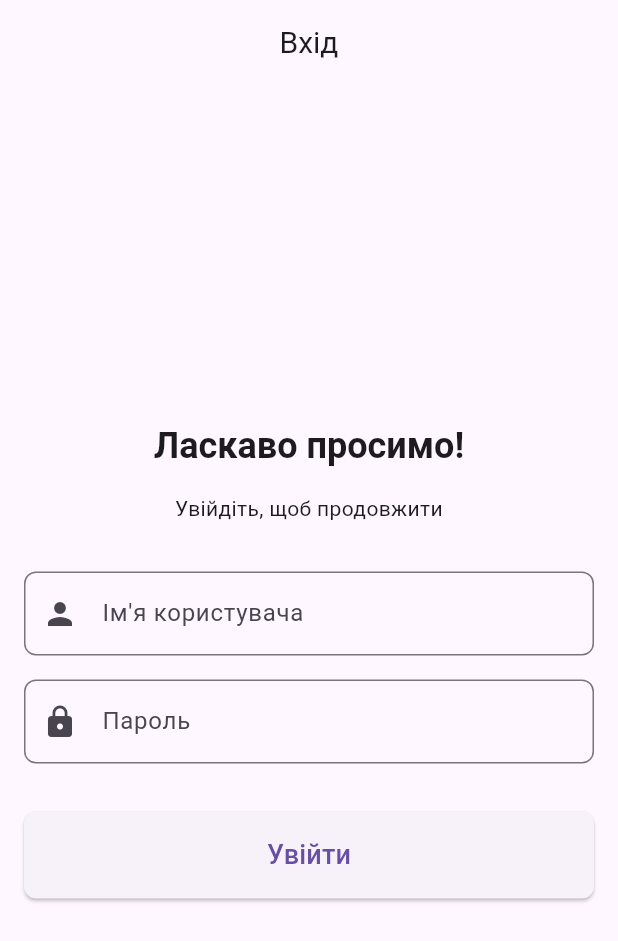
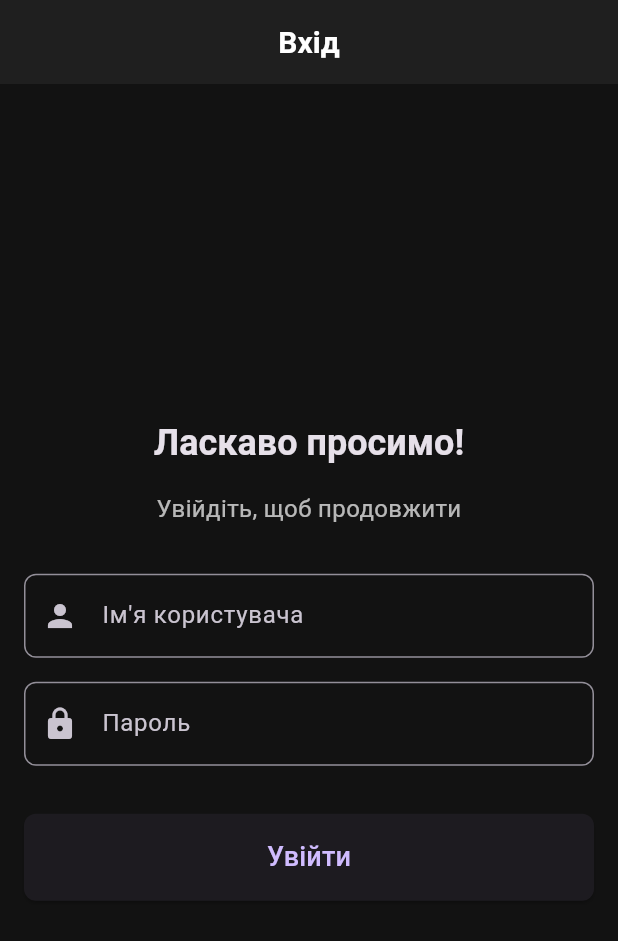
Before and after one commit to maksymkevpanych/kursova2, a Flutter app: the screen it shows after launch, on a phone screen of 412 x 824 dp. Shown: the top 941 px of the screen. Run offline on Flutter 3.47's test engine with Material 3 defaults, Android fonts, the light colour scheme and no system bars; our stand-ins replace shared_preferences.

Commit message:
added design,moved url to constants.dart

```diff
--- /dev/null
+++ b/lib/constants.dart
@@ -0,0 +1,2 @@
+//const String apiUrl = 'http://localhost/kursach/index.php'; // For Chrome debugging
+const String apiUrl = 'http://10.0.2.2/kursach/index.php'; // For Android Emulator
--- /dev/null
+++ b/lib/login_screen.dart
@@ -0,0 +1,140 @@
+import 'package:flutter/material.dart';
+import 'package:kursova2/constants.dart';
+import 'package:shared_preferences/shared_preferences.dart';
+import 'rpc_service.dart';
+import 'warehouses_screen.dart';
+
+class LoginScreen extends StatefulWidget {
+  const LoginScreen({super.key});
+
+  @override
+  State<LoginScreen> createState() => _LoginScreenState();
+}
+
+class _LoginScreenState extends State<LoginScreen> {
+  final rpc = RpcService(url: apiUrl); // Використовуємо константу
+
+  final TextEditingController _usernameController = TextEditingController();
+  final TextEditingController _passwordController = TextEditingController();
+
+  Future<void> login() async {
+    final username = _usernameController.text.trim();
+    final password = _passwordController.text.trim();
+
+    final response = await rpc.sendRequest(
+      method: 'User->login',
+      params: {
+        'username': username,
+        'password': password,
+      },
+      sessionKey: 'login',
+      id: 1,
+    );
+
+    if (response != null && response['result'] != null) {
+      final sessionKey = response['result']['response'];
+      print('Login success: $sessionKey');
+
+      final prefs = await SharedPreferences.getInstance();
+      await prefs.setString('session_key', sessionKey);
+
+      // Перехід на новий екран
+      if (context.mounted) {
+        Navigator.pushReplacement(
+          context,
+          MaterialPageRoute(builder: (context) => const WarehousesScreen()),
+        );
+      }
+    } else {
+      print('Login failed: ${response?['error'] ?? 'Unknown error'}');
+
+      // Показати помилку
+      if (context.mounted) {
+        showDialog(
+          context: context,
+          builder: (context) => AlertDialog(
+            title: const Text('Login Failed'),
+            content: Text('${response?['error'] ?? 'Unknown error'}'),
+            actions: [
+              TextButton(
+                onPressed: () => Navigator.pop(context),
+                child: const Text('OK'),
+              ),
+            ],
+          ),
+        );
+      }
+    }
+  }
+
+  @override
+  Widget build(BuildContext context) {
+    final theme = Theme.of(context);
+
+    return Scaffold(
+      appBar: AppBar(
+        title: const Text('Вхід', style: TextStyle(fontSize: 20)),
+        centerTitle: true,
+      ),
+      body: Center(
+        child: SingleChildScrollView(
+          padding: const EdgeInsets.all(16.0),
+          child: Column(
+            mainAxisAlignment: MainAxisAlignment.center,
+            crossAxisAlignment: CrossAxisAlignment.stretch,
+            children: [
+              Text(
+                'Ласкаво просимо!',
+                style: theme.textTheme.headlineSmall?.copyWith(fontWeight: FontWeight.bold),
+                textAlign: TextAlign.center,
+              ),
+              const SizedBox(height: 16),
+              Text(
+                'Увійдіть, щоб продовжити',
+                style: theme.textTheme.bodyMedium,
+                textAlign: TextAlign.center,
+              ),
+              const SizedBox(height: 32),
+              TextField(
+                controller: _usernameController,
+                decoration: InputDecoration(
+                  labelText: 'Ім\'я користувача',
+                  border: OutlineInputBorder(
+                    borderRadius: BorderRadius.circular(8.0),
+                  ),
+                  prefixIcon: const Icon(Icons.person),
+                ),
+              ),
+              const SizedBox(height: 16),
+              TextField(
+                controller: _passwordController,
+                decoration: InputDecoration(
+                  labelText: 'Пароль',
+                  border: OutlineInputBorder(
+                    borderRadius: BorderRadius.circular(8.0),
+                  ),
+                  prefixIcon: const Icon(Icons.lock),
+                ),
+                obscureText: true,
+              ),
+              const SizedBox(height: 32),
+              ElevatedButton(
+                onPressed: login,
+                style: ElevatedButton.styleFrom(
+                  padding: const EdgeInsets.symmetric(vertical: 16.0),
+                  shape: RoundedRectangleBorder(
+                    borderRadius: BorderRadius.circular(8.0),
+                  ),
+                ),
+                child: const Text(
+                  'Увійти',
+                  style: TextStyle(fontSize: 18),
+                ),
+              ),
+            ],
+          ),
+        ),
+      ),
+    );
+  }
+}
--- a/lib/main.dart
+++ b/lib/main.dart
@@ -1,7 +1,5 @@
 import 'package:flutter/material.dart';
-import 'package:shared_preferences/shared_preferences.dart';
-import 'rpc_service.dart';
-import 'warehouses_screen.dart'; // новий екран
+import 'login_screen.dart'; // Імпортуємо екран входу
 
 void main() {
   runApp(const MyApp());
@@ -14,143 +12,20 @@ class MyApp extends StatelessWidget {
   Widget build(BuildContext context) {
     return MaterialApp(
       title: 'RPC Login Demo',
-      home: LoginScreen(),
+      theme: ThemeData(
+        brightness: Brightness.dark, // Темний режим
+        primarySwatch: Colors.blueGrey,
+        scaffoldBackgroundColor: const Color(0xFF121212), // Темний фон
+        textTheme: const TextTheme(
+          headlineSmall: TextStyle(fontFamily: 'Roboto', fontSize: 24, fontWeight: FontWeight.bold),
+          bodyMedium: TextStyle(fontFamily: 'Roboto', fontSize: 16, color: Colors.white70),
+        ),
+        appBarTheme: const AppBarTheme(
+          backgroundColor: Color(0xFF1F1F1F), // Темний фон AppBar
+          titleTextStyle: TextStyle(fontFamily: 'Roboto', fontSize: 20, fontWeight: FontWeight.bold),
+        ),
+      ),
+      home: const LoginScreen(), // Використовуємо екран входу
     );
   }
 }
-
-class LoginScreen extends StatefulWidget {
-  LoginScreen({super.key});
-
-  @override
-  State<LoginScreen> createState() => _LoginScreenState();
-}
-
-class _LoginScreenState extends State<LoginScreen> {
-  final rpc = RpcService(url: 'http://localhost/kursach/index.php');
-
-  final TextEditingController _usernameController = TextEditingController();
-  final TextEditingController _passwordController = TextEditingController();
-
-  Future<void> login() async {
-    final username = _usernameController.text.trim();
-    final password = _passwordController.text.trim();
-
-    final response = await rpc.sendRequest(
-      method: 'User->login',
-      params: {
-        'username': username,
-        'password': password,
-      },
-      sessionKey: 'login',
-      id: 1,
-    );
-
-    if (response != null && response['result'] != null) {
-      final sessionKey = response['result']['response'];
-      print('Login success: $sessionKey');
-
-      final prefs = await SharedPreferences.getInstance();
-      await prefs.setString('session_key', sessionKey);
-
-      // Перехід на новий екран
-      if (context.mounted) {
-        Navigator.pushReplacement(
-          context,
-          MaterialPageRoute(builder: (context) => const WarehousesScreen()),
-        );
-      }
-    } else {
-      print('Login failed: ${response?['error'] ?? 'Unknown error'}');
-
-      // Показати помилку
-      if (context.mounted) {
-        showDialog(
-          context: context,
-          builder: (context) => AlertDialog(
-            title: const Text('Login Failed'),
-            content: Text('${response?['error'] ?? 'Unknown error'}'),
-            actions: [
-              TextButton(
-                onPressed: () => Navigator.pop(context),
-                child: const Text('OK'),
-              ),
-            ],
-          ),
-        );
-      }
-    }
-  }
-
-  @override
-  Widget build(BuildContext context) {
-    final theme = Theme.of(context);
-
-    return Scaffold(
-      appBar: AppBar(
-        title: const Text('Вхід', style: TextStyle(fontSize: 20)),
-        centerTitle: true,
-      ),
-      body: Center(
-        child: SingleChildScrollView(
-          padding: const EdgeInsets.all(16.0),
-          child: Column(
-            mainAxisAlignment: MainAxisAlignment.center,
-            crossAxisAlignment: CrossAxisAlignment.stretch,
-            children: [
-              Text(
-                'Ласкаво просимо!',
-                style: theme.textTheme.headlineSmall?.copyWith(fontWeight: FontWeight.bold),
-                textAlign: TextAlign.center,
-              ),
-              const SizedBox(height: 16),
-              Text(
-                'Увійдіть, щоб продовжити',
-                style: theme.textTheme.bodyMedium,
-                textAlign: TextAlign.center,
-              ),
-              const SizedBox(height: 32),
-              TextField(
-                controller: _usernameController,
-                decoration: InputDecoration(
-                  labelText: 'Ім\'я користувача',
-                  border: OutlineInputBorder(
-                    borderRadius: BorderRadius.circular(8.0),
-                  ),
-                  prefixIcon: const Icon(Icons.person),
-                ),
-              ),
-              const SizedBox(height: 16),
-              TextField(
-                controller: _passwordController,
-                decoration: InputDecoration(
-                  labelText: 'Пароль',
-                  border: OutlineInputBorder(
-                    borderRadius: BorderRadius.circular(8.0),
-                  ),
-                  prefixIcon: const Icon(Icons.lock),
-                ),
-                obscureText: true,
-              ),
-              const SizedBox(height: 32),
-              ElevatedButton(
-                onPressed: login,
-                style: ElevatedButton.styleFrom(
-                  padding: const EdgeInsets.symmetric(vertical: 16.0),
-                  shape: RoundedRectangleBorder(
-                    borderRadius: BorderRadius.circular(8.0),
-                  ),
-                ),
-                child: const Text(
-                  'Увійти',
-                  style: TextStyle(fontSize: 18),
-                ),
-              ),
-
-            ],
-          ),
-        ),
-      ),
-    );
-  }
-}
```
Also changed, not shown: lib/goods_screen.dart (renamed from lib/GoodsScreen.dart, +28 -22 lines), lib/warehouse_stock_screen.dart (renamed from lib/WarehouseStockScreen.dart, +24 -19 lines), lib/warehouses_screen.dart (+34 -28 lines).
